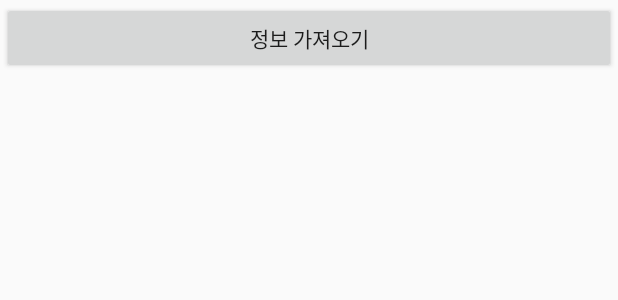
After one commit to ehdnjs1195/Android, an Android app: the layout activity_main2.xml on its own in the app's theme, with its tools: preview values and no code run, on a phone screen of 412 x 824 dp. The commit adds this screen. Shown: the top 300 px of the screen. Run offline under Robolectric (Android 15) with nearby library versions, the phone set to English and light mode, and no system bars.

Commit message:
[Acorn] Step16JSONParse JSON 출력하기, 예제3 추가.

```diff
--- a/step16jsonparse/src/main/java/com/gura/step16jsonparse/MainActivity.java
+++ b/step16jsonparse/src/main/java/com/gura/step16jsonparse/MainActivity.java
@@ -31,11 +31,11 @@ public class MainActivity extends AppCompatActivity implements Util.RequestListe
         listView.setAdapter(adapter);
         //스프링 웹서버에 요청하기
         String urlAddr="http://192.168.0.34:8888/spring05/android/getnames.do";
-        Util.sendGetRequest(0,urlAddr,null,this);
+        Util.sendGetRequest(0,urlAddr,null,this);   //listener 의 this 는 MainActivity이다. Util의 RequestListener를 구현했으므로.
     }
 
     @Override
-    public void onSuccess(int requestId, Map<String, Object> result) {
+    public void onSuccess(int requestId, Map<String, Object> result) {  // 결과 데이터가 result로 들어온다.
         // ["김구라", "해골", "원숭이"] 형태의 json 문자열이다.
         String data=(String)result.get("data");
         // []형식은 JSONArray 에 대응된다
--- /dev/null
+++ b/step16jsonparse/src/main/res/layout/activity_main2.xml
@@ -0,0 +1,36 @@
+<?xml version="1.0" encoding="utf-8"?>
+<androidx.constraintlayout.widget.ConstraintLayout xmlns:android="http://schemas.android.com/apk/res/android"
+    xmlns:app="http://schemas.android.com/apk/res-auto"
+    xmlns:tools="http://schemas.android.com/tools"
+    android:layout_width="match_parent"
+    android:layout_height="match_parent"
+    tools:context=".Main2Activity">
+
+    <LinearLayout
+        android:id="@+id/linearLayout"
+        android:layout_width="0dp"
+        android:layout_height="0dp"
+        android:layout_marginStart="1dp"
+        android:layout_marginLeft="1dp"
+        android:layout_marginTop="1dp"
+        android:layout_marginEnd="1dp"
+        android:layout_marginRight="1dp"
+        android:layout_marginBottom="1dp"
+        android:orientation="vertical"
+        app:layout_constraintBottom_toBottomOf="parent"
+        app:layout_constraintEnd_toEndOf="parent"
+        app:layout_constraintStart_toStartOf="parent"
+        app:layout_constraintTop_toTopOf="parent">
+
+        <Button
+            android:layout_width="match_parent"
+            android:layout_height="wrap_content"
+            android:id="@+id/getBtn"
+            android:text="정보 가져오기"/>
+        <TextView
+            android:layout_width="match_parent"
+            android:layout_height="match_parent"
+            android:id="@+id/result"/>
+
+    </LinearLayout>
+</androidx.constraintlayout.widget.ConstraintLayout>
```
Also changed, not shown: step16jsonparse/src/main/AndroidManifest.xml (+7 -4 lines), step16jsonparse/src/main/java/com/gura/step16jsonparse/Main2Activity.java (added, +56 -0 lines), step16jsonparse/src/main/java/com/gura/step16jsonparse/Main3Activity.java (added, +67 -0 lines), step16jsonparse/src/main/res/layout/activity_main3.xml (added, +36 -0 lines).
